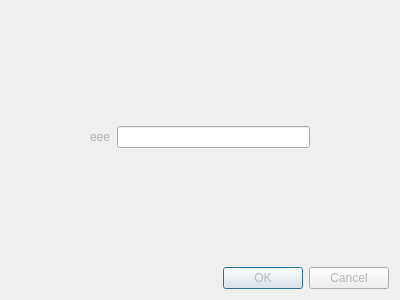
This is dialog.ui in maoyutao/GwentGame as Qt 5 draws it before an edit. The edited form follows.
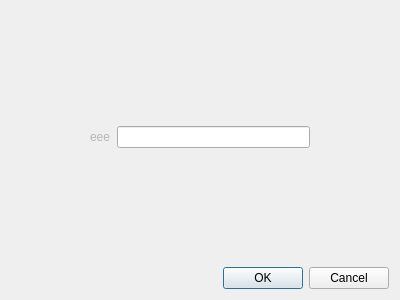
This is the edited form. Icons and pictures are not drawn.

Patch:
```diff
--- a/dialog.ui
+++ b/dialog.ui
@@ -12,66 +12,9 @@
   </property>
   <property name="palette">
    <palette>
-    <active>
-     <colorrole role="WindowText">
-      <brush brushstyle="SolidPattern">
-       <color alpha="255">
-        <red>185</red>
-        <green>185</green>
-        <blue>185</blue>
-       </color>
-      </brush>
-     </colorrole>
-     <colorrole role="ButtonText">
-      <brush brushstyle="SolidPattern">
-       <color alpha="255">
-        <red>183</red>
-        <green>183</green>
-        <blue>183</blue>
-       </color>
-      </brush>
-     </colorrole>
-    </active>
-    <inactive>
-     <colorrole role="WindowText">
-      <brush brushstyle="SolidPattern">
-       <color alpha="255">
-        <red>185</red>
-        <green>185</green>
-        <blue>185</blue>
-       </color>
-      </brush>
-     </colorrole>
-     <colorrole role="ButtonText">
-      <brush brushstyle="SolidPattern">
-       <color alpha="255">
-        <red>183</red>
-        <green>183</green>
-        <blue>183</blue>
-       </color>
-      </brush>
-     </colorrole>
-    </inactive>
-    <disabled>
-     <colorrole role="WindowText">
-      <brush brushstyle="SolidPattern">
-       <color alpha="255">
-        <red>127</red>
-        <green>127</green>
-        <blue>127</blue>
-       </color>
-      </brush>
-     </colorrole>
-     <colorrole role="ButtonText">
-      <brush brushstyle="SolidPattern">
-       <color alpha="255">
-        <red>148</red>
-        <green>148</green>
-        <blue>148</blue>
-       </color>
-      </brush>
-     </colorrole>
-    </disabled>
+    <active/>
+    <inactive/>
+    <disabled/>
    </palette>
   </property>
   <property name="windowTitle">
@@ -123,9 +66,9 @@
             <colorrole role="WindowText">
              <brush brushstyle="SolidPattern">
               <color alpha="255">
-               <red>178</red>
-               <green>178</green>
-               <blue>178</blue>
+               <red>183</red>
+               <green>183</green>
+               <blue>183</blue>
               </color>
              </brush>
             </colorrole>
@@ -134,9 +77,9 @@
             <colorrole role="WindowText">
              <brush brushstyle="SolidPattern">
               <color alpha="255">
-               <red>178</red>
-               <green>178</green>
-               <blue>178</blue>
+               <red>183</red>
+               <green>183</green>
+               <blue>183</blue>
               </color>
              </brush>
             </colorrole>
```
